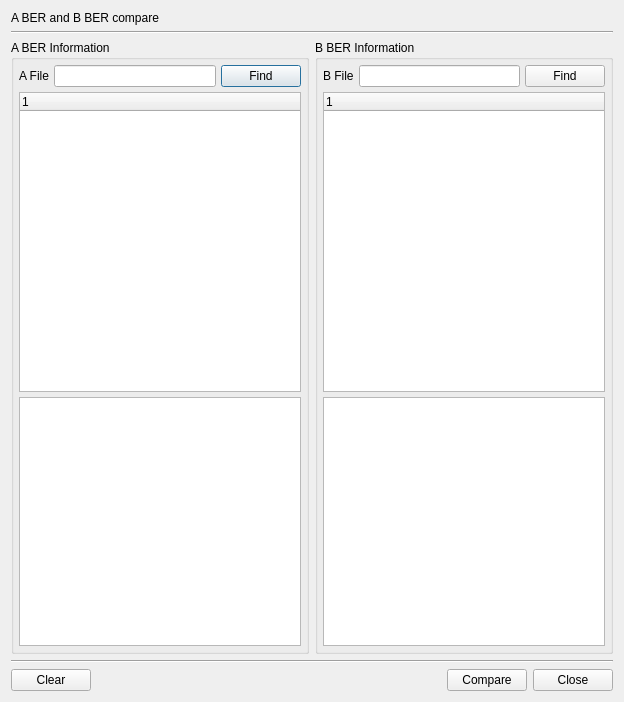
First picture: the form in BerEditor/ber_compare_dlg.ui, repository jykim74/BerEditor, before the edit.
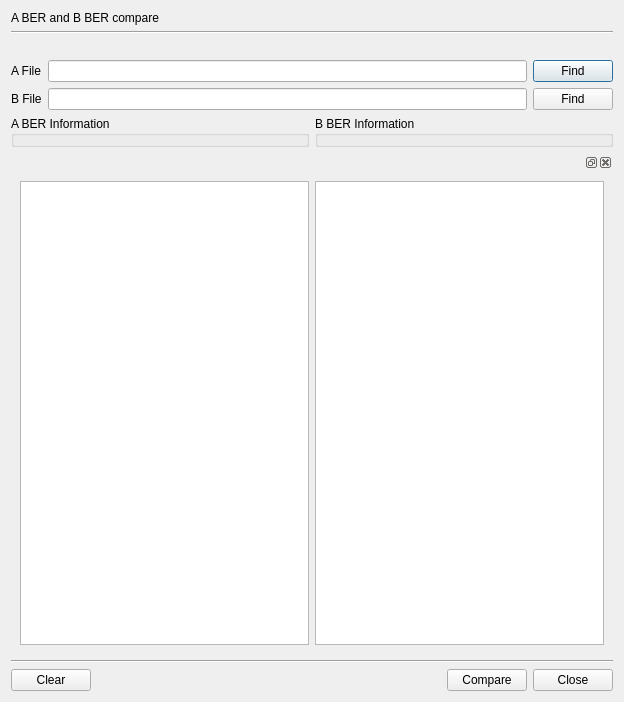
Second picture: the form after the edit.

```diff
--- a/BerEditor/ber_compare_dlg.ui
+++ b/BerEditor/ber_compare_dlg.ui
@@ -39,36 +39,20 @@
     </widget>
    </item>
    <item>
-    <layout class="QGridLayout" name="gridLayout_3">
+    <layout class="QGridLayout" name="gridLayout_7">
      <property name="topMargin">
-      <number>0</number>
+      <number>20</number>
      </property>
-     <item row="1" column="1">
-      <widget class="QGroupBox" name="mAGroup">
-       <property name="title">
-        <string>A BER Information</string>
+     <item row="0" column="2">
+      <widget class="QPushButton" name="mAFindBtn">
+       <property name="text">
+        <string>Find</string>
        </property>
-       <layout class="QVBoxLayout" name="verticalLayout_2">
-        <property name="spacing">
-         <number>5</number>
-        </property>
-        <property name="leftMargin">
-         <number>5</number>
-        </property>
-        <property name="topMargin">
-         <number>5</number>
-        </property>
-        <property name="rightMargin">
-         <number>5</number>
-        </property>
-        <property name="bottomMargin">
-         <number>5</number>
-        </property>
-        <item>
-         <layout class="QGridLayout" name="gridLayout_4">
-          <property name="topMargin">
-           <number>0</number>
-          </property>
+      </widget>
+     </item>
+     <item row="0" column="1">
+      <widget class="QLineEdit" name="mAPathText"/>
+     </item>
           <item row="0" column="0">
            <widget class="QLabel" name="label_2">
             <property name="text">
@@ -76,76 +60,17 @@
             </property>
            </widget>
           </item>
-          <item row="0" column="1">
-           <widget class="QLineEdit" name="mAPathText"/>
-          </item>
-          <item row="0" column="2">
-           <widget class="QPushButton" name="mAFindBtn">
-            <property name="text">
-             <string>Find</string>
-            </property>
-           </widget>
-          </item>
-         </layout>
-        </item>
-        <item>
-         <widget class="QTreeWidget" name="mATreeView">
-          <property name="minimumSize">
-           <size>
-            <width>0</width>
-            <height>300</height>
-           </size>
-          </property>
-          <column>
-           <property name="text">
-            <string notr="true">1</string>
-           </property>
-          </column>
-         </widget>
-        </item>
-        <item>
-         <widget class="QPlainTextEdit" name="mAText"/>
-        </item>
-       </layout>
-      </widget>
-     </item>
-     <item row="1" column="2">
-      <widget class="QGroupBox" name="mBGroup">
-       <property name="title">
-        <string>B BER Information</string>
-       </property>
-       <layout class="QVBoxLayout" name="verticalLayout_3">
-        <property name="spacing">
-         <number>5</number>
-        </property>
-        <property name="leftMargin">
-         <number>5</number>
-        </property>
-        <property name="topMargin">
-         <number>5</number>
-        </property>
-        <property name="rightMargin">
-         <number>5</number>
-        </property>
-        <property name="bottomMargin">
-         <number>5</number>
-        </property>
-        <item>
-         <layout class="QGridLayout" name="gridLayout_5">
-          <property name="topMargin">
-           <number>0</number>
-          </property>
-          <item row="0" column="0">
+     <item row="1" column="0">
            <widget class="QLabel" name="label_3">
             <property name="text">
              <string>B File</string>
             </property>
            </widget>
           </item>
-          <item row="0" column="1">
+     <item row="1" column="1">
            <widget class="QLineEdit" name="mBPathText"/>
           </item>
-          <item row="0" column="2">
+     <item row="1" column="2">
            <widget class="QPushButton" name="mBFindBtn">
             <property name="text">
              <string>Find</string>
@@ -155,27 +80,43 @@
          </layout>
         </item>
         <item>
-         <widget class="QTreeWidget" name="mBTreeView">
-          <property name="minimumSize">
-           <size>
-            <width>0</width>
-            <height>300</height>
-           </size>
-          </property>
-          <column>
-           <property name="text">
-            <string notr="true">1</string>
-           </property>
-          </column>
-         </widget>
-        </item>
+    <layout class="QGridLayout" name="gridLayout_3">
+     <property name="topMargin">
+      <number>0</number>
+     </property>
+     <item row="1" column="1">
+      <widget class="QGroupBox" name="mAGroup">
+       <property name="title">
+        <string>A BER Information</string>
+       </property>
+      </widget>
+     </item>
+     <item row="1" column="2">
+      <widget class="QGroupBox" name="mBGroup">
+       <property name="title">
+        <string>B BER Information</string>
+       </property>
+      </widget>
+     </item>
+    </layout>
+   </item>
         <item>
+    <widget class="QDockWidget" name="dockWidget">
+     <widget class="QWidget" name="dockWidgetContents">
+      <layout class="QVBoxLayout" name="verticalLayout_4">
+       <item>
+        <layout class="QGridLayout" name="gridLayout_6">
+         <item row="0" column="0">
+          <widget class="QPlainTextEdit" name="mAText"/>
+         </item>
+         <item row="0" column="1">
          <widget class="QPlainTextEdit" name="mBText"/>
         </item>
        </layout>
-      </widget>
-     </item>
-    </layout>
+       </item>
+      </layout>
+     </widget>
+    </widget>
    </item>
    <item>
     <widget class="Line" name="line">
```
Lines whose indentation alone changed are shown as unchanged.
